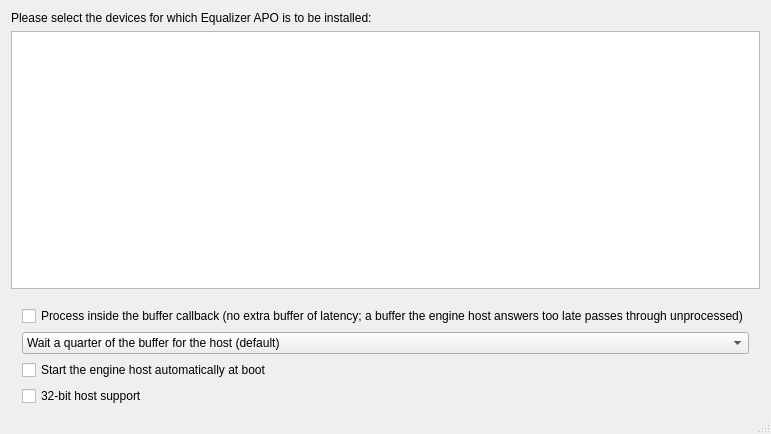
Above: DeviceSelector/DeviceSelector.ui from 115dkk/EqualizerAPO-XT before the change. Below: the same form after it.
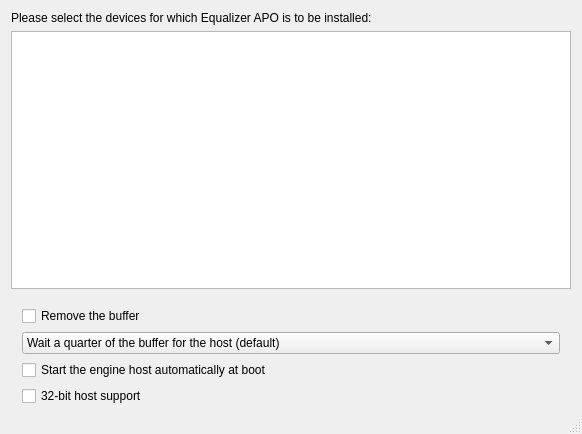
That is the form after the change. The open tabs and pages were chosen to show the change. Icons and pictures are not drawn. Custom widgets are drawn as their Qt base class.

Commit message: fix(asio): call the synchronous mode "Remove the buffer" in the Device Selector

The edit to the form file:
```diff
--- a/DeviceSelector/DeviceSelector.ui
+++ b/DeviceSelector/DeviceSelector.ui
@@ -177,7 +177,7 @@
             <string>Unchecked, the previous buffer is played: one buffer of latency, every buffer processed. Applies to both directions of this driver.</string>
            </property>
            <property name="text">
-            <string>Process inside the buffer callback (no extra buffer of latency; a buffer the engine host answers too late passes through unprocessed)</string>
+            <string>Remove the buffer</string>
            </property>
           </widget>
          </item>
```
Left out of the diff: 4 changed lines with no effect on the pictures. The commit also changes 8 other files.
